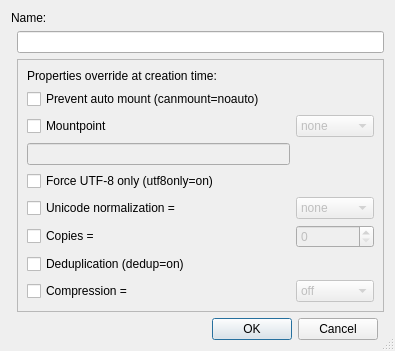
Qt form src-qt4/pc-zmanager/dialogfscreate.ui (trueos/pcbsd) before a commit.
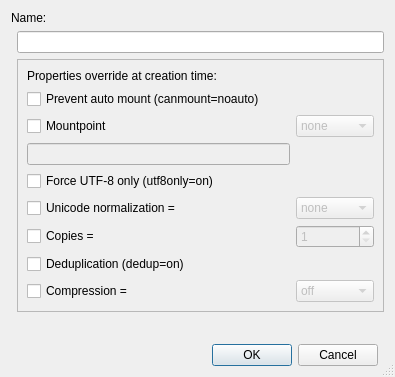
The same form after that commit. Icons and pictures are not drawn.

Commit message: Added force option to import dialog Added no automount option to improt dialog Fixed bug that displayed pools that started with same text as another pool.

Diff of the .ui file:
```diff
--- a/src-qt4/pc-zmanager/dialogfscreate.ui
+++ b/src-qt4/pc-zmanager/dialogfscreate.ui
@@ -7,7 +7,7 @@
     <x>0</x>
     <y>0</y>
     <width>395</width>
-    <height>336</height>
+    <height>377</height>
    </rect>
   </property>
   <property name="sizePolicy">
@@ -80,6 +80,12 @@
         <property name="enabled">
          <bool>false</bool>
         </property>
+        <property name="minimum">
+         <number>1</number>
+        </property>
+        <property name="maximum">
+         <number>3</number>
+        </property>
        </widget>
       </item>
       <item row="1" column="0">
```
The commit also changes 6 other files.
